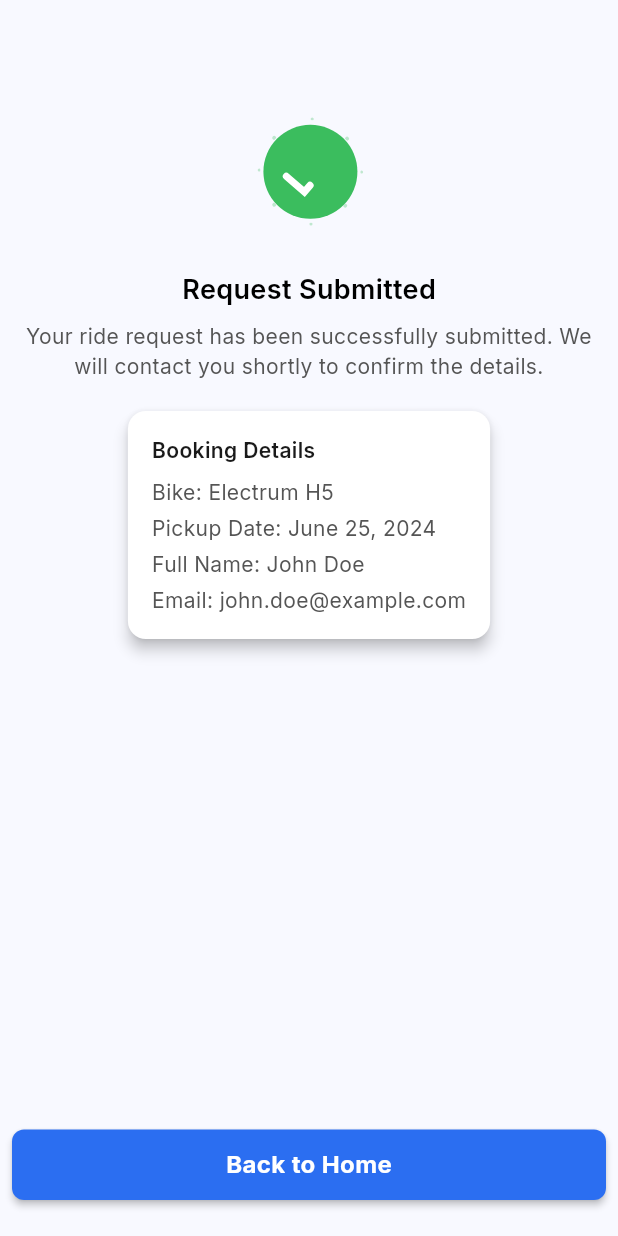
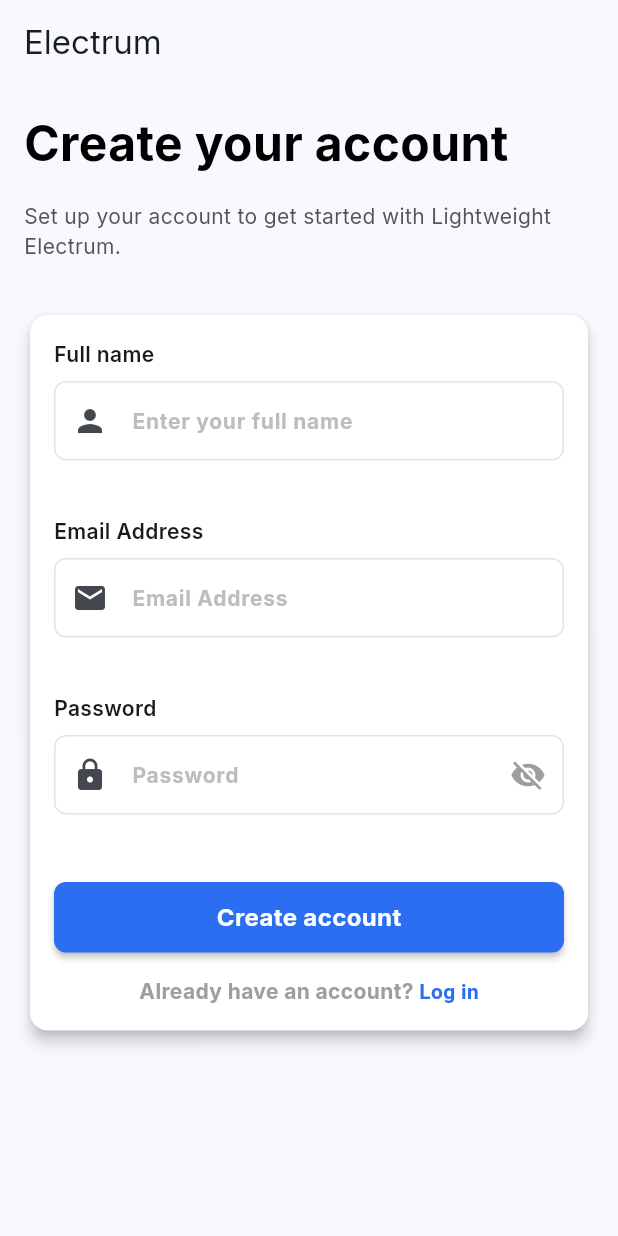
Before and after one commit to Jeff-Kidzie/light-electrum, a Flutter app: the screen it shows after launch, on a phone screen of 412 x 824 dp. Run offline on Flutter 3.47's test engine with Material 3 defaults, Android fonts, the phone set to English and light mode, and no system bars; our stand-ins replace bloc, flutter_bloc, google_fonts, lottie.

Commit message:
add bloc for register screen

```diff
--- /dev/null
+++ b/lib/feature/auth/bloc/register_bloc.dart
@@ -0,0 +1,96 @@
+import 'package:bloc/bloc.dart';
+import 'package:flutter/rendering.dart';
+import 'package:lightweight_electrum/feature/auth/bloc/register_event.dart';
+import 'package:lightweight_electrum/feature/auth/bloc/register_state.dart';
+
+class RegisterBloc extends Bloc<RegisterEvent, RegisterState> {
+  RegisterBloc(super.initialState) {
+    on<RegisterButtonPressed>((event, emit) async {
+      emit(RegisterLoading());
+      // Simulate a Register process
+      await Future.delayed(Duration(seconds: 2));
+      emit(RegisterSuccess());
+    });
+
+    on<RegisterInputUsername>(_validateUserName);
+    on<RegisterInputPassword>(_validatePassword);
+    on<RegisterInputEmail>(_validateEmail);
+  }
+
+  void _validateUserName(
+    RegisterInputUsername event,
+    Emitter<RegisterState> emit,
+  ) {
+    debugPrint('Validating username: ${event.username}');
+    var username = event.username.trim();
+
+    if (username.isEmpty) {
+      emit(RegisterErrorUsername(message: 'Full name is required'));
+    } else if (username.length < 3) {
+      emit(
+        RegisterErrorUsername(message: 'Full name must be at least 3 characters'),
+      );
+    } else if (username.contains(RegExp(r'[0-9]'))) {
+      emit(RegisterErrorUsername(message: 'Full name cannot contain numbers'));
+    } else if (!RegExp(r'^[a-zA-Z\s]+$').hasMatch(username)) {
+      emit(
+        RegisterErrorUsername(
+          message: 'Full name can only contain letters and spaces',
+        ),
+      );
+    } else {
+      emit(RegisterInitial());
+    }
+  }
+
+  void _validatePassword(
+    RegisterInputPassword event,
+    Emitter<RegisterState> emit,
+  ) {
+    debugPrint('Validating password: ${event.password}');
+    var password = event.password;
+
+    if (password.isEmpty) {
+      emit(RegisterErrorPassword(message: 'Password is required'));
+    } else if (password.length < 8) {
+      emit(
+        RegisterErrorPassword(message: 'Password must be at least 8 characters'),
+      );
+    } else if (!RegExp(r'[A-Z]').hasMatch(password)) {
+      emit(
+        RegisterErrorPassword(
+          message: 'Password must contain at least one uppercase letter',
+        ),
+      );
+    } else if (!RegExp(r'[a-z]').hasMatch(password)) {
+      emit(
+        RegisterErrorPassword(
+          message: 'Password must contain at least one lowercase letter',
+        ),
+      );
+    } else if (!RegExp(r'[0-9]').hasMatch(password)) {
+      emit(
+        RegisterErrorPassword(
+          message: 'Password must contain at least one number',
+        ),
+      );
+    } else {
+      emit(RegisterInitial());
+    }
+  }
+
+  void _validateEmail(RegisterInputEmail event, Emitter<RegisterState> emit) {
+    debugPrint('Validating email: ${event.email}');
+    var email = event.email.trim();
+
+    if (email.isEmpty) {
+      emit(RegisterErrorEmail(message: 'Email address is required'));
+    } else if (!RegExp(
+      r'^[a-zA-Z0-9._%+-]+@[a-zA-Z0-9.-]+\.[a-zA-Z]{2,}$',
+    ).hasMatch(email)) {
+      emit(RegisterErrorEmail(message: 'Please enter a valid email address'));
+    } else {
+      emit(RegisterInitial());
+    }
+  }
+}
--- /dev/null
+++ b/lib/feature/auth/bloc/register_event.dart
@@ -0,0 +1,26 @@
+abstract class RegisterEvent {}
+
+class RegisterButtonPressed extends RegisterEvent {
+  final String username;
+  final String password;
+
+  RegisterButtonPressed({required this.username, required this.password});
+}
+
+class RegisterInputPassword extends RegisterEvent {
+  final String password;
+
+  RegisterInputPassword({required this.password});
+}
+
+class RegisterInputUsername extends RegisterEvent {
+  final String username;
+
+  RegisterInputUsername({required this.username});
+}
+
+class RegisterInputEmail extends RegisterEvent {
+  final String email;
+
+  RegisterInputEmail({required this.email});
+}
--- /dev/null
+++ b/lib/feature/auth/bloc/register_state.dart
@@ -0,0 +1,22 @@
+abstract class RegisterState {}
+
+class RegisterInitial extends RegisterState {}
+
+class RegisterLoading extends RegisterState {}
+
+class RegisterSuccess extends RegisterState {}
+
+class RegisterErrorPassword extends RegisterState {
+  final String message;
+  RegisterErrorPassword({required this.message});
+}
+
+class RegisterErrorUsername extends RegisterState {
+  final String message;
+  RegisterErrorUsername({required this.message});
+}
+
+class RegisterErrorEmail extends RegisterState {
+  final String message;
+  RegisterErrorEmail({required this.message});
+}
--- /dev/null
+++ b/lib/feature/auth/view/register_screen.dart
@@ -0,0 +1,144 @@
+import 'package:flutter/material.dart';
+import 'package:flutter_bloc/flutter_bloc.dart';
+import 'package:lightweight_electrum/feature/auth/bloc/register_bloc.dart';
+import 'package:lightweight_electrum/feature/auth/bloc/register_event.dart';
+import 'package:lightweight_electrum/feature/auth/bloc/register_state.dart';
+import 'package:lightweight_electrum/feature/home/home.dart';
+import 'package:lightweight_electrum/theme/app_text_styles.dart';
+import 'package:lightweight_electrum/widget/app_button.dart';
+import 'package:lightweight_electrum/widget/app_text_field.dart';
+
+class RegisterScreen extends StatelessWidget {
+  const RegisterScreen({super.key});
+
+  @override
+  Widget build(BuildContext context) {
+    return BlocProvider(
+      create: (context) => RegisterBloc(RegisterInitial()),
+      child: Scaffold(
+        appBar: AppBar(title: const Text('Electrum')),
+        body: Padding(
+          padding: const EdgeInsets.all(16.0),
+          child: Column(
+            mainAxisAlignment: MainAxisAlignment.start,
+            crossAxisAlignment: CrossAxisAlignment.start,
+            children: [
+              Text('Create your account', style: AppTextStyles.heading1),
+              SizedBox(height: 16),
+              Text(
+                'Set up your account to get started with Lightweight Electrum.',
+                style: AppTextStyles.bodyMedium,
+              ),
+              SizedBox(height: 32),
+              _buildCardAccount(context),
+            ],
+          ),
+        ),
+      ),
+    );
+  }
+
+  Widget _buildCardAccount(BuildContext context) => Card(
+    color: Colors.white,
+    child: Padding(
+      padding: const EdgeInsets.all(16.0),
+      child: BlocConsumer<RegisterBloc, RegisterState>(
+        listener: (context, state) {
+          if (state is RegisterSuccess) {
+            // Navigate to another screen or show success message
+            Navigator.pushReplacement(
+              context,
+              MaterialPageRoute(builder: (context) => HomePage()),
+            );
+          }
+        },
+        builder: (context, state) {
+          // Extract error messages from state
+          String? usernameError;
+          String? emailError;
+          String? passwordError;
+
+          if (state is RegisterErrorUsername) {
+            usernameError = state.message;
+          } else if (state is RegisterErrorEmail) {
+            emailError = state.message;
+          } else if (state is RegisterErrorPassword) {
+            passwordError = state.message;
+          }
+
+          return Column(
+            crossAxisAlignment: CrossAxisAlignment.start,
+            children: [
+              AppTextField(
+                errorText: usernameError,
+                hintText: 'Enter your full name',
+                title: 'Full name',
+                prefixIcon: Icon(Icons.person),
+                onChanged: (value) {
+                  context.read<RegisterBloc>().add(
+                    RegisterInputUsername(username: value),
+                  );
+                },
+              ),
+              SizedBox(height: 16),
+              AppTextField(
+                errorText: emailError,
+                title: 'Email Address',
+                hintText: 'Email Address',
+                prefixIcon: Icon(Icons.email),
+                onChanged: (value) {
+                  context.read<RegisterBloc>().add(RegisterInputEmail(email: value));
+                },
+              ),
+              SizedBox(height: 16),
+              AppTextField(
+                errorText: passwordError,
+                title: 'Password',
+                hintText: 'Password',
+                prefixIcon: Icon(Icons.lock),
+                isPassword: true,
+                onChanged: (value) {
+                  context.read<RegisterBloc>().add(
+                    RegisterInputPassword(password: value),
+                  );
+                },
+              ),
+              SizedBox(height: 24),
+              AppButton(
+                isLoading: state is RegisterLoading,
+                onPressed: () {
+                  context.read<RegisterBloc>().add(
+                    RegisterButtonPressed(username: 'email', password: 'password'),
+                  );
+                },
+                label: 'Create account',
+              ),
+              SizedBox(height: 16),
+              Center(
+                child: Text.rich(
+                  TextSpan(
+                    text: 'Already have an account? ',
+                    style: AppTextStyles.bodyMedium.copyWith(
+                      fontSize: 14,
+                      color: Colors.grey,
+                      fontWeight: FontWeight.bold,
+                    ),
+                    children: [
+                      TextSpan(
+                        text: 'Log in',
+                        style: TextStyle(
+                          fontSize: 14,
+                          color: Theme.of(context).primaryColor,
+                        ),
+                      ),
+                    ],
+                  ),
+                ),
+              ),
+            ],
+          );
+        },
+      ),
+    ),
+  );
+}
--- a/lib/main.dart
+++ b/lib/main.dart
@@ -1,5 +1,5 @@
 import 'package:flutter/material.dart';
-import 'package:lightweight_electrum/screen/success_book_screen.dart';
+import 'package:lightweight_electrum/feature/auth/view/register_screen.dart';
 import 'package:lightweight_electrum/theme/app_theme.dart';
 
 void main() {
@@ -16,7 +16,8 @@
       title: 'Flutter Demo',
       debugShowCheckedModeBanner: false,
       theme: AppTheme.lightTheme(),
-      home: const SuccessBookScreen(),
+      // home: const DesignComponentScreen(),
+      home: RegisterScreen(),
     );
   }
 }
--- a/lib/screen/design_component.dart
+++ b/lib/screen/design_component.dart
@@ -21,6 +21,12 @@
           child: Column(
             children: [
               AppButton(onPressed: () {}, label: 'Create Account'),
+              SizedBox(height: 16),
+              AppButton(
+                onPressed: () {},
+                label: 'Create Account',
+                isLoading: true,
+              ),
               SizedBox(height: 16),
               AppTextField(
                 title: 'Email Address',
--- a/lib/widget/app_button.dart
+++ b/lib/widget/app_button.dart
@@ -4,12 +4,14 @@
   final VoidCallback onPressed;
   final String label;
   final bool fullWidth;
+  final bool isLoading;
 
   const AppButton({
     super.key,
     required this.onPressed,
     required this.label,
     this.fullWidth = true,
+    this.isLoading = false,
   });
 
   @override
@@ -22,14 +24,25 @@
         color: Theme.of(context).primaryColor,
         child: InkWell(
           borderRadius: BorderRadius.circular(8),
-          onTap: onPressed,
+          onTap: isLoading ? null : onPressed,
           child: Padding(
             padding: const EdgeInsets.symmetric(
               vertical: 12.0,
               horizontal: 24.0,
             ),
             child: Center(
-              child: Text(
+              child: isLoading
+                  ? SizedBox(
+                      height: 20,
+                      width: 20,
+                      child: CircularProgressIndicator(
+                        strokeWidth: 2.5,
+                        valueColor: AlwaysStoppedAnimation<Color>(
+                          Theme.of(context).colorScheme.onPrimary,
+                        ),
+                      ),
+                    )
+                  : Text(
                       label,
                       style: TextStyle(
                         color: Theme.of(context).colorScheme.onPrimary,
--- a/lib/widget/app_text_field.dart
+++ b/lib/widget/app_text_field.dart
@@ -3,11 +3,15 @@
 import 'package:lightweight_electrum/theme/app_color.dart';
 import 'package:lightweight_electrum/theme/app_text_styles.dart';
 
-class AppTextField extends StatelessWidget {
+class AppTextField extends StatefulWidget {
   final String title;
   final String? hintText;
   final Widget? suffixIcon;
   final Widget? prefixIcon;
+  final TextEditingController? controller;
+  final Function(String)? onChanged;
+  final String? errorText;
+  final bool isPassword;
 
   const AppTextField({
     super.key,
@@ -15,20 +19,48 @@
     this.hintText,
     this.suffixIcon,
     this.prefixIcon,
+    this.controller,
+    this.onChanged,
+    this.errorText,
+    this.isPassword = false,
   });
 
   @override
+  State<AppTextField> createState() => _AppTextFieldState();
+}
+
+class _AppTextFieldState extends State<AppTextField> {
+  bool _obscureText = true;
+
+  @override
   Widget build(BuildContext context) {
+    // If isPassword, override suffixIcon with visibility toggle
+    final effectiveSuffixIcon = widget.isPassword
+        ? IconButton(
+            icon: Icon(
+              _obscureText ? Icons.visibility_off : Icons.visibility,
+              color: Colors.grey,
+            ),
+            onPressed: () {
+              setState(() {
+                _obscureText = !_obscureText;
+              });
+            },
+          )
+        : widget.suffixIcon;
     return Column(
       crossAxisAlignment: CrossAxisAlignment.start,
       children: [
-        Text(title, style: AppTextStyles.semiBold),
+        Text(widget.title, style: AppTextStyles.semiBold),
         SizedBox(height: 8),
         TextFormField(
+          obscureText: widget.isPassword && _obscureText,
+          onChanged: widget.onChanged,
+          controller: widget.controller,
           style: TextStyle(
             fontSize: 14,
             fontWeight: FontWeight.bold,
-            color: Colors.grey,
+            color: Colors.black,
           ),
           decoration: InputDecoration(
             filled: true,
@@ -45,15 +77,16 @@
               borderRadius: BorderRadius.circular(8),
               borderSide: BorderSide(color: Color(0xFFCCCCCC)),
             ),
-            contentPadding: const EdgeInsets.symmetric(
-              vertical: 12.0,
-              horizontal: 16.0,
-            ),
-            hintText: hintText,
-            prefixIcon: prefixIcon,
-            suffixIcon: suffixIcon,
+            hintText: widget.hintText,
+            prefixIcon: widget.prefixIcon,
+            suffixIcon: effectiveSuffixIcon,
             hintStyle: TextStyle(color: Colors.grey[400], fontSize: 14),
           ),
+        ),
+        SizedBox(height: 4),
+        Text(
+          widget.errorText ?? '',
+          style: TextStyle(fontSize: 12, color: Colors.red),
         ),
       ],
     );
--- a/pubspec.yaml
+++ b/pubspec.yaml
@@ -17,6 +17,7 @@
   google_fonts: ^6.3.2
   lottie: ^3.3.2
   bloc: ^9.1.0
+  flutter_bloc: ^9.1.1
 
 dev_dependencies:
   flutter_test:
```
Also changed, not shown: lib/screen/login_screen.dart (deleted, +0 -79 lines), lib/feature/home/home.dart (renamed from lib/screen/home.dart), pubspec.lock. Lines whose indentation alone changed are shown as unchanged.
